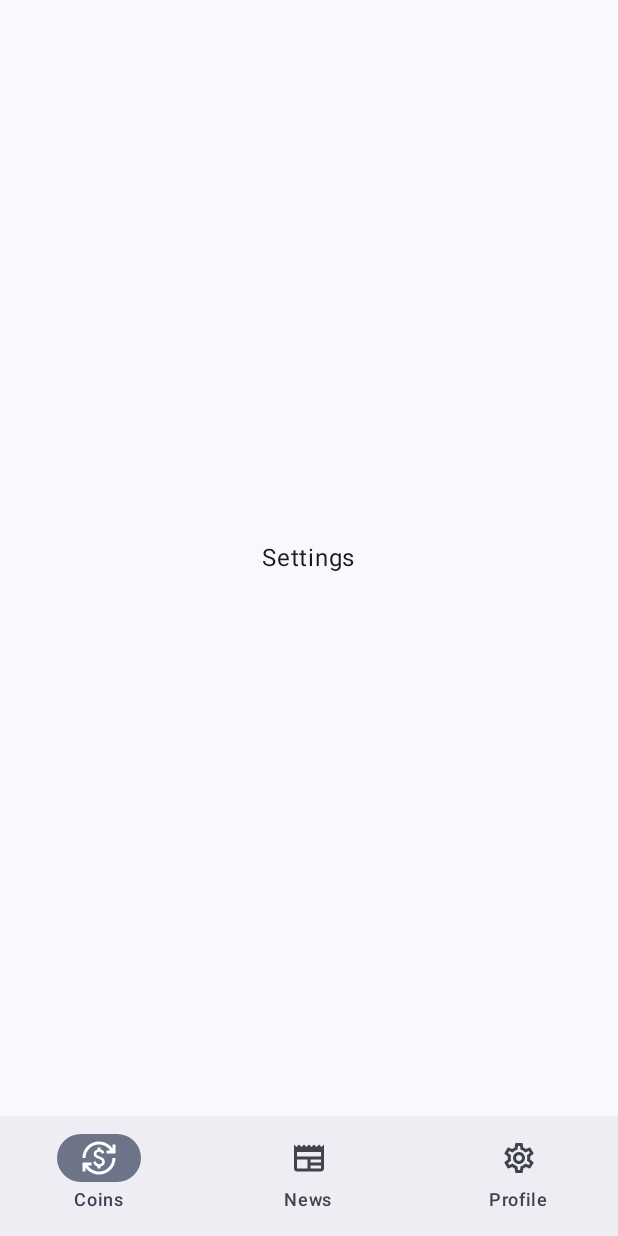
After one commit to liyy0/CodeCompany_CryptoTracker, an Android app built with Jetpack Compose: the SettingScreen screen opened through its navigation route, on a phone screen of 412 x 824 dp. The commit adds this screen. Run offline under Robolectric (Android 15) with nearby library versions, the phone set to English and light mode, and no system bars; pictures from the network do not load; 2 statements that could not run were skipped.

Commit message:
bottom navigation done

```diff
--- a/app/src/main/java/com/example/codecompany_cryptotracker/common/Navigation.kt
+++ b/app/src/main/java/com/example/codecompany_cryptotracker/common/Navigation.kt
@@ -1,20 +1,23 @@
 package com.example.codecompany_cryptotracker.common
 
 import androidx.compose.runtime.Composable
+import androidx.navigation.NavHostController
 import androidx.navigation.NavType
 import androidx.navigation.compose.NavHost
 import androidx.navigation.compose.composable
-import androidx.navigation.compose.rememberNavController
 import androidx.navigation.navArgument
 import com.example.codecompany_cryptotracker.Screen
 import com.example.codecompany_cryptotracker.presentation.AssetDetail
 import com.example.codecompany_cryptotracker.presentation.AssetList
-import com.example.codecompany_cryptotracker.util.loadAssets
+import com.example.codecompany_cryptotracker.presentation.NewsList
+import com.example.codecompany_cryptotracker.presentation.SettingScreen
+
 
 @Composable
-fun Navigation() {
-    val navController = rememberNavController()
+fun Navigation(navController: NavHostController) {
+//    val navController = rememberNavController()
     NavHost(navController = navController, startDestination = Screen.AssetList.route) {
+
         composable(route = Screen.AssetList.route
         ) {
             AssetList(navController = navController)
@@ -31,5 +34,17 @@ fun Navigation() {
             val assetId = backStackEntry.arguments?.getString("assetId")
             AssetDetail(assetId = assetId)
         }
+
+        composable(route = Screen.NewsList.route
+        ) {
+            NewsList()
+        }
+
+        composable(route = Screen.Settings.route
+        ) {
+            SettingScreen()
+        }
+
+
     }
 }
--- a/app/src/main/java/com/example/codecompany_cryptotracker/data/remote/MetaApi.kt
+++ b/app/src/main/java/com/example/codecompany_cryptotracker/data/remote/AssetDetailApi.kt
@@ -5,7 +5,7 @@ import retrofit2.http.GET
 import retrofit2.http.Header
 import retrofit2.http.Query
 
-interface MetaApi {
+interface AssetDetailApi {
     @GET("assets/icons/{size}")
     suspend fun getMeta(
         @Header("Accept") accept: String,
--- a/app/src/main/java/com/example/codecompany_cryptotracker/presentation/MainActivity.kt
+++ b/app/src/main/java/com/example/codecompany_cryptotracker/presentation/MainActivity.kt
@@ -3,27 +3,123 @@ package com.example.codecompany_cryptotracker.presentation
 import android.os.Bundle
 import androidx.activity.ComponentActivity
 import androidx.activity.compose.setContent
+import androidx.compose.foundation.layout.Box
+import androidx.compose.foundation.layout.padding
+import androidx.compose.material.icons.Icons
+import androidx.compose.material.icons.filled.CurrencyExchange
+import androidx.compose.material.icons.filled.Feed
+import androidx.compose.material.icons.filled.Home
+import androidx.compose.material.icons.filled.Newspaper
+import androidx.compose.material.icons.filled.Person
+import androidx.compose.material.icons.filled.Settings
+import androidx.compose.material.icons.outlined.CurrencyExchange
+import androidx.compose.material.icons.outlined.Home
+import androidx.compose.material.icons.outlined.Newspaper
+import androidx.compose.material.icons.outlined.Person
+import androidx.compose.material.icons.outlined.Settings
+import androidx.compose.material3.BadgedBox
+import androidx.compose.material3.ExperimentalMaterial3Api
+import androidx.compose.material3.Icon
+import androidx.compose.material3.NavigationBar
+import androidx.compose.material3.NavigationBarItem
+import androidx.compose.material3.Scaffold
 
 import androidx.compose.material3.Text
 import androidx.compose.runtime.Composable
+import androidx.compose.runtime.getValue
+import androidx.compose.runtime.mutableStateOf
+import androidx.compose.runtime.saveable.rememberSaveable
+import androidx.compose.runtime.setValue
 import androidx.compose.ui.Modifier
+import androidx.compose.ui.graphics.vector.ImageVector
+import androidx.compose.ui.tooling.preview.Preview
+import androidx.navigation.compose.rememberNavController
 
 import com.example.codecompany_cryptotracker.ui.theme.CodeCompany_CryptoTrackerTheme
 import com.example.codecompany_cryptotracker.util.loadAssets
 import com.example.codecompany_cryptotracker.common.Navigation
+
+data class BottomNavigationItem(
+    val title: String,
+    val selectedIcon: ImageVector,
+    val unselectedIcon: ImageVector,
+    val route: String = ""
+)
 class MainActivity : ComponentActivity() {
+    @OptIn(ExperimentalMaterial3Api::class)
     override fun onCreate(savedInstanceState: Bundle?) {
         super.onCreate(savedInstanceState)
         setContent {
-            val assets = loadAssets(context = applicationContext)
             CodeCompany_CryptoTrackerTheme {
-                Navigation()
+                BottomNavigation()
             }
+
+
+
+
         }
 
 
     }
 }
+
+@Composable
+fun BottomNavigation(){
+    val navController = rememberNavController()
+    var selectedItemIndex by rememberSaveable {
+        mutableStateOf(0)
+    }
+    val items = listOf(
+        BottomNavigationItem(
+            title = "Coins",
+            selectedIcon = Icons.Filled.CurrencyExchange,
+            unselectedIcon = Icons.Outlined.CurrencyExchange,
+            route = "AssetList"
+        ),
+        BottomNavigationItem(
+            title = "News",
+            selectedIcon = Icons.Filled.Newspaper,
+            unselectedIcon = Icons.Outlined.Newspaper,
+            route = "NewsList"
+        ),
+        BottomNavigationItem(
+            title = "Profile",
+            selectedIcon = Icons.Filled.Settings,
+            unselectedIcon = Icons.Outlined.Settings,
+            route = "Settings"
+        ),
+    )
+    Scaffold (
+        bottomBar = {
+            NavigationBar{
+                items.forEachIndexed{ index, item ->
+                    NavigationBarItem(
+                        selected = selectedItemIndex == index,
+                        onClick = {
+                            selectedItemIndex = index
+                            navController.navigate(item.route)
+                        },
+                        label = {
+                            Text(text = item.title)
+                        },
+                        icon = {
+                            Icon(
+                                imageVector = if (selectedItemIndex == index) item.selectedIcon else item.unselectedIcon,
+                                contentDescription = item.title
+                            )
+                        },
+                    )
+                }
+            }
+        }
+    ){paddingValues ->
+        Box(modifier = Modifier.padding(paddingValues)) {
+            Navigation(navController)
+        }
+    }
+}
+
+
 
 @Composable
 fun Greeting(name: String, modifier: Modifier = Modifier) {
@@ -33,10 +129,10 @@ fun Greeting(name: String, modifier: Modifier = Modifier) {
     )
 }
 
-//@Preview(showBackground = true)
+@Preview(showBackground = true)
 @Composable
 fun GreetingPreview() {
     CodeCompany_CryptoTrackerTheme {
-        Greeting("Android")
+        BottomNavigation()
     }
 }
--- /dev/null
+++ b/app/src/main/java/com/example/codecompany_cryptotracker/presentation/SettingScreen.kt
@@ -0,0 +1,33 @@
+package com.example.codecompany_cryptotracker.presentation
+
+
+
+import androidx.compose.foundation.layout.Arrangement
+import androidx.compose.foundation.layout.Box
+import androidx.compose.foundation.layout.Column
+import androidx.compose.foundation.layout.fillMaxSize
+import androidx.compose.material3.Text
+import androidx.compose.runtime.Composable
+import androidx.compose.ui.Alignment
+import androidx.compose.ui.Modifier
+import androidx.compose.ui.tooling.preview.Preview
+
+@Composable
+fun SettingScreen() {
+    Box(modifier = Modifier.fillMaxSize()){
+        Column(modifier = Modifier
+            .fillMaxSize()
+            .align(Alignment.Center),
+            horizontalAlignment = Alignment.CenterHorizontally,
+            verticalArrangement = Arrangement.Center
+        ) {
+            Text("Settings")
+        }
+    }
+}
+
+@Preview(showBackground = true)
+@Composable
+fun PreviewFunc() {
+    SettingScreen()
+}
```
Also changed, not shown: app/src/main/java/com/example/codecompany_cryptotracker/Screen.kt (+6 -2 lines), app/src/main/java/com/example/codecompany_cryptotracker/presentation/NewsScreen.kt (added, +31 -0 lines).
